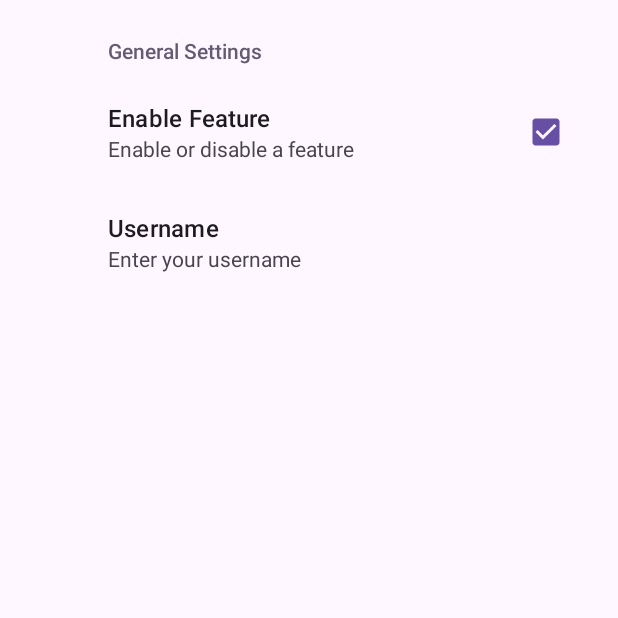
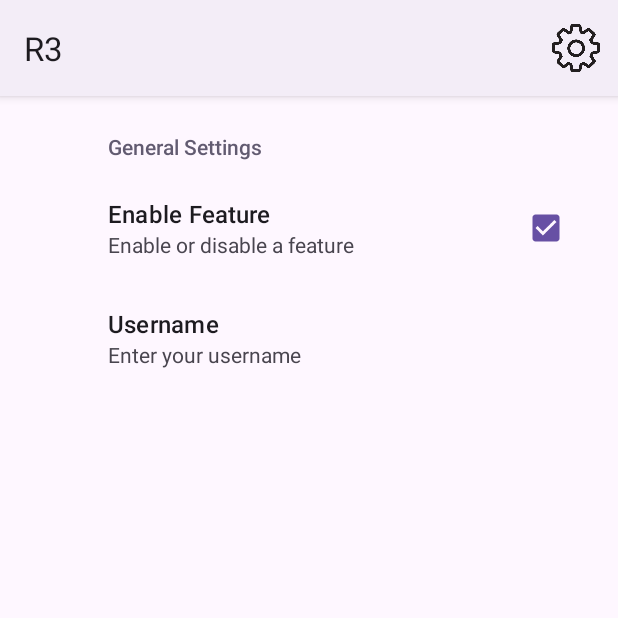
Before and after one commit to jujeong/R3, an Android app: the screen it shows after launch (MainActivity), after a tap on "환경 설정", on a phone screen of 412 x 824 dp, the top half of it. Run offline under Robolectric (Android 15) with nearby library versions, the phone set to English and light mode, and no system bars; our stand-ins replace androidx.preference.

```diff
--- a/app/src/main/java/com/example/r3/MainActivity.java
+++ b/app/src/main/java/com/example/r3/MainActivity.java
@@ -1,49 +1,114 @@
 package com.example.r3;
 
 import androidx.appcompat.app.AppCompatActivity;
+import androidx.fragment.app.Fragment;
 import androidx.fragment.app.FragmentManager;
 import androidx.fragment.app.FragmentTransaction;
-
 import android.os.Bundle;
 import android.view.Menu;
 import android.view.MenuInflater;
 import android.view.MenuItem;
-
+import android.view.View;
+import androidx.activity.OnBackPressedCallback;  // Import the OnBackPressedCallback
+import com.example.r3.view.alarm.AlarmFragment;
+import com.example.r3.view.map.MapFragment;
 import com.example.r3.view.settings.SettingsFragment;
+import com.google.android.material.bottomnavigation.BottomNavigationView;
 
 public class MainActivity extends AppCompatActivity {
+    private BottomNavigationView bottomNavigationView;
+    private boolean isSettingsFragmentVisible = false;
+
     @Override
     protected void onCreate(Bundle savedInstanceState) {
         super.onCreate(savedInstanceState);
         setContentView(R.layout.activity_main);
+
+        // Initialize the BottomNavigationView
+        bottomNavigationView = findViewById(R.id.bottom_navigation);
+
+        // Set a default fragment when the activity is created
+        if (savedInstanceState == null) {
+            getSupportFragmentManager().beginTransaction()
+                    .replace(R.id.fragmentContainer, new AlarmFragment()) // Set the default fragment
+                    .commit();
+        }
+
+        // Set up BottomNavigationView item selection
+        bottomNavigationView.setOnNavigationItemSelectedListener(item -> {
+            Fragment selectedFragment = null;
+
+            switch (item.getItemId()) {
+                case R.id.action_alarm_fragment:
+                    selectedFragment = new AlarmFragment();
+                    break;
+                case R.id.action_map_fragment:
+                    selectedFragment = new MapFragment();
+                    break;
+            }
+            // Load the selected fragment
+            if (selectedFragment != null) {
+                loadFragment(selectedFragment);
+                return true;
+            } else {
+                return false;
+            }
+        });
+
+        // Handle back button press
+        OnBackPressedCallback onBackPressedCallback = new OnBackPressedCallback(true) {
+            @Override
+            public void handleOnBackPressed() {
+                if (isSettingsFragmentVisible) {
+                    // If SettingsFragment is visible, show the BottomNavigationView and go back to the previous fragment
+                    loadFragment(isSettingsFragmentVisible ? new MapFragment() : new AlarmFragment());
+                    isSettingsFragmentVisible = false;
+                } else {
+                    // If a different fragment is visible, handle back navigation as usual
+                    onBackPressed();
+                }
+            }
+        };
+        getOnBackPressedDispatcher().addCallback(this, onBackPressedCallback);
     }
+
     @Override
     public boolean onCreateOptionsMenu(Menu menu) {
         MenuInflater inflater = getMenuInflater();
         inflater.inflate(R.menu.top_options_menu, menu);
         return true;
     }
+
     @Override
     public boolean onOptionsItemSelected(MenuItem item) {
         int id = item.getItemId();
         if (id == R.id.settings) {
             // Load the SettingsFragment when the "setting" item is selected.
-            loadSettingsFragment();
+            loadFragment(new SettingsFragment());
+            isSettingsFragmentVisible = true;
             return true;
         }
         return super.onOptionsItemSelected(item);
     }
-    private void loadSettingsFragment() {
+
+    private void loadFragment(Fragment fragment) {
         FragmentManager fragmentManager = getSupportFragmentManager();
         FragmentTransaction transaction = fragmentManager.beginTransaction();
 
-        // Replace the current fragment with the SettingsFragment
-        transaction.replace(R.id.fragmentContainer, new SettingsFragment());
+        // Replace the current fragment with the specified fragment
+        transaction.replace(R.id.fragmentContainer, fragment);
 
-        // Add to back stack (optional)
+        // Add to the back stack (optional)
         transaction.addToBackStack(null);
 
         // Commit the transaction
         transaction.commit();
+
+        // Show or hide the BottomNavigationView based on the fragment
+        if (fragment instanceof SettingsFragment) {
+            bottomNavigationView.setVisibility(View.GONE);
+        } else {
+            bottomNavigationView.setVisibility(View.VISIBLE);
+        }
     }
 }
--- /dev/null
+++ b/app/src/main/java/com/example/r3/view/alarm/AlarmFragment.java
@@ -0,0 +1,66 @@
+package com.example.r3.view.alarm;
+
+import android.os.Bundle;
+
+import androidx.fragment.app.Fragment;
+
+import android.view.LayoutInflater;
+import android.view.View;
+import android.view.ViewGroup;
+
+import com.example.r3.R;
+
+/**
+ * A simple {@link Fragment} subclass.
+ * Use the {@link AlarmFragment#newInstance} factory method to
+ * create an instance of this fragment.
+ */
+public class AlarmFragment extends Fragment {
+
+    // TODO: Rename parameter arguments, choose names that match
+    // the fragment initialization parameters, e.g. ARG_ITEM_NUMBER
+    private static final String ARG_PARAM1 = "param1";
+    private static final String ARG_PARAM2 = "param2";
+
+    // TODO: Rename and change types of parameters
+    private String mParam1;
+    private String mParam2;
+
+    public AlarmFragment() {
+        // Required empty public constructor
+    }
+
+    /**
+     * Use this factory method to create a new instance of
+     * this fragment using the provided parameters.
+     *
+     * @param param1 Parameter 1.
+     * @param param2 Parameter 2.
+     * @return A new instance of fragment AlarmFragment.
+     */
+    // TODO: Rename and change types and number of parameters
+    public static AlarmFragment newInstance(String param1, String param2) {
+        AlarmFragment fragment = new AlarmFragment();
+        Bundle args = new Bundle();
+        args.putString(ARG_PARAM1, param1);
+        args.putString(ARG_PARAM2, param2);
+        fragment.setArguments(args);
+        return fragment;
+    }
+
+    @Override
+    public void onCreate(Bundle savedInstanceState) {
+        super.onCreate(savedInstanceState);
+        if (getArguments() != null) {
+            mParam1 = getArguments().getString(ARG_PARAM1);
+            mParam2 = getArguments().getString(ARG_PARAM2);
+        }
+    }
+
+    @Override
+    public View onCreateView(LayoutInflater inflater, ViewGroup container,
+                             Bundle savedInstanceState) {
+        // Inflate the layout for this fragment
+        return inflater.inflate(R.layout.fragment_alarm, container, false);
+    }
+}
--- a/app/src/main/java/com/example/r3/view/settings/SettingsFragment.java
+++ b/app/src/main/java/com/example/r3/view/settings/SettingsFragment.java
@@ -2,11 +2,6 @@ package com.example.r3.view.settings;
 
 import android.content.SharedPreferences;
 import android.os.Bundle;
-import android.view.LayoutInflater;
-import android.view.View;
-import android.view.ViewGroup;
-
-import androidx.appcompat.app.AppCompatActivity;
 import androidx.preference.CheckBoxPreference;
 import androidx.preference.EditTextPreference;
 import androidx.preference.Preference;
@@ -18,28 +13,6 @@ import com.example.r3.R;
 
 public class SettingsFragment extends PreferenceFragmentCompat
         implements SharedPreferences.OnSharedPreferenceChangeListener {
-
-    @Override
-    public View onCreateView(LayoutInflater inflater, ViewGroup container, Bundle savedInstanceState) {
-        View view = super.onCreateView(inflater, container, savedInstanceState);
-
-        // Hide the title bar
-        if (getActivity() != null) {
-            ((AppCompatActivity) getActivity()).getSupportActionBar().hide();
-        }
-
-        return view;
-    }
-
-    @Override
-    public void onDestroyView() {
-        super.onDestroyView();
-
-        // Show the title bar when leaving the fragment
-        if (getActivity() != null) {
-            ((AppCompatActivity) getActivity()).getSupportActionBar().show();
-        }
-    }
 
     @Override
     public void onCreatePreferences(Bundle savedInstanceState, String rootKey) {
--- a/app/src/main/res/layout/activity_main.xml
+++ b/app/src/main/res/layout/activity_main.xml
@@ -1,13 +1,26 @@
 <?xml version="1.0" encoding="utf-8"?>
-<LinearLayout xmlns:android="http://schemas.android.com/apk/res/android"
+<RelativeLayout
+    xmlns:android="http://schemas.android.com/apk/res/android"
     xmlns:app="http://schemas.android.com/apk/res-auto"
     xmlns:tools="http://schemas.android.com/tools"
     android:layout_width="match_parent"
     android:layout_height="match_parent"
     tools:context=".MainActivity">
+
+    <!-- Fragment Container -->
     <FrameLayout
         android:id="@+id/fragmentContainer"
         android:layout_width="match_parent"
         android:layout_height="match_parent"
+        android:layout_above="@id/bottom_navigation"
         />
-</LinearLayout>
+
+    <!-- BottomNavigationView -->
+    <com.google.android.material.bottomnavigation.BottomNavigationView
+        android:id="@+id/bottom_navigation"
+        android:layout_width="match_parent"
+        android:layout_height="wrap_content"
+        android:layout_alignParentBottom="true"
+        app:menu="@menu/bottom_navigation_menu" />
+
+</RelativeLayout>
--- /dev/null
+++ b/app/src/main/res/menu/bottom_navigation_menu.xml
@@ -0,0 +1,13 @@
+<menu xmlns:android="http://schemas.android.com/apk/res/android"
+    xmlns:app="http://schemas.android.com/apk/res-auto">
+    <item
+        android:id="@+id/action_alarm_fragment"
+        android:title="알람"
+        app:showAsAction="ifRoom"
+        android:icon="@drawable/settings_icon" />
+    <item
+        android:id="@+id/action_map_fragment"
+        android:title="지도"
+        app:showAsAction="ifRoom"
+        android:icon="@drawable/settings_icon" />
+</menu>
--- a/gradle.properties
+++ b/gradle.properties
@@ -19,3 +19,4 @@ android.useAndroidX=true
 # resources declared in the library itself and none from the library's dependencies,
 # thereby reducing the size of the R class for that library
 android.nonTransitiveRClass=true
+android.nonFinalResIds=false
```
Also changed, not shown: app/src/main/java/com/example/r3/view/map/MapFragment.java (added, +66 -0 lines), app/src/main/res/layout/fragment_alarm.xml (added, +14 -0 lines), app/src/main/res/layout/fragment_map.xml (added, +14 -0 lines).
